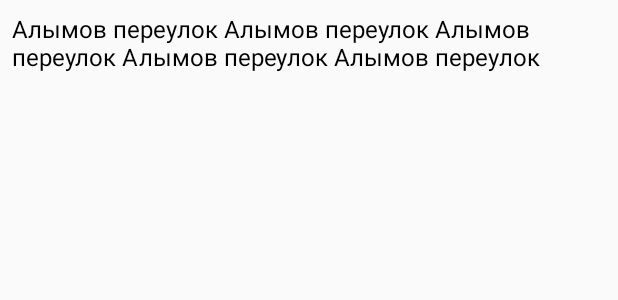
After one commit to DanielKolyabi/shippingagent, an Android app: the layout item_search.xml on its own in the app's theme, with its tools: preview values and no code run, on a phone screen of 412 x 824 dp. The commit adds this screen. Shown: the top 300 px of the screen. Run offline under Robolectric (Android 15) with nearby library versions, the phone set to English and light mode, and no system bars.

Commit message:
TaskList search Default unhandled exception handler

```diff
--- a/app/src/main/java/ru/relabs/kurjercontroller/fileHelpers/PathHelper.kt
+++ b/app/src/main/java/ru/relabs/kurjercontroller/fileHelpers/PathHelper.kt
@@ -1,4 +1,4 @@
-package ru.relabs.kurjer.files
+package ru.relabs.kurjercontroller.fileHelpers
 
 import android.os.Environment
 import java.io.File
--- a/app/src/main/java/ru/relabs/kurjercontroller/network/NetworkHelper.kt
+++ b/app/src/main/java/ru/relabs/kurjercontroller/network/NetworkHelper.kt
@@ -5,7 +5,7 @@ import android.net.ConnectivityManager
 import android.net.wifi.WifiManager
 import android.provider.Settings
 import android.util.Log
-import ru.relabs.kurjer.files.PathHelper
+import ru.relabs.kurjercontroller.fileHelpers.PathHelper
 import java.io.File
 import java.io.FileOutputStream
 import java.net.HttpURLConnection
--- /dev/null
+++ b/app/src/main/res/layout/item_search.xml
@@ -0,0 +1,17 @@
+<?xml version="1.0" encoding="utf-8"?>
+<LinearLayout xmlns:android="http://schemas.android.com/apk/res/android"
+    xmlns:tools="http://schemas.android.com/tools"
+    android:layout_width="match_parent"
+    android:layout_height="wrap_content"
+    android:ellipsize="marquee">
+
+    <TextView
+        android:id="@+id/text"
+        android:layout_width="match_parent"
+        android:layout_height="wrap_content"
+        android:ellipsize="marquee"
+        android:padding="8dp"
+        android:textColor="#000"
+        android:textSize="16sp"
+        tools:text="Алымов переулок Алымов переулок Алымов переулок Алымов переулок Алымов переулок" />
+</LinearLayout>
```
Also changed, not shown: app/src/main/java/ru/relabs/kurjercontroller/MyExceptionHandler.kt (added, +19 -0 lines), app/src/main/java/ru/relabs/kurjercontroller/ui/activities/MainActivity.kt (+98 -6 lines), app/src/main/java/ru/relabs/kurjercontroller/ui/fragments/ISearchableFragment.kt (added, +11 -0 lines), app/src/main/java/ru/relabs/kurjercontroller/ui/fragments/SearchInputAdapter.kt (added, +50 -0 lines), app/src/main/java/ru/relabs/kurjercontroller/ui/fragments/taskList/TaskListFragment.kt (+31 -1 lines).
